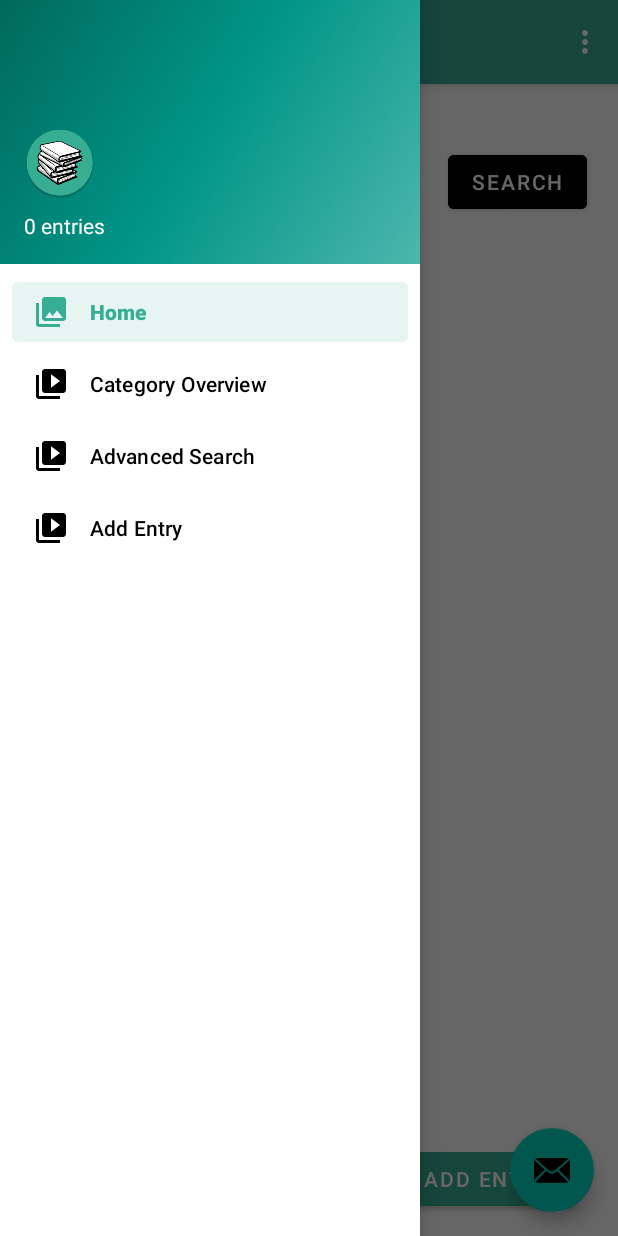
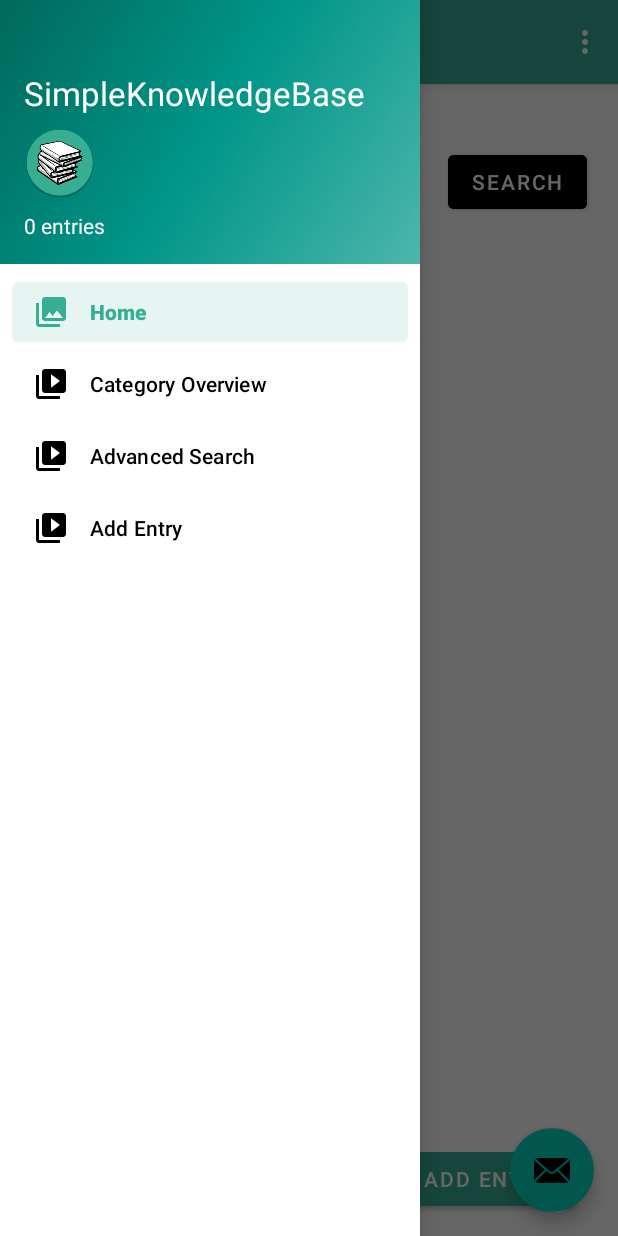
Before and after one commit to manuel-vna/SimpleKnowledgeBase, an Android app: the screen it shows after launch (MainActivity), with the side drawer open, on a phone screen of 412 x 824 dp. Run offline under Robolectric (Android 15) with nearby library versions, the phone set to English and light mode, and no system bars; our stand-ins replace Room's generated code, navigation-ui.

Commit message:
nav_header_main.xml, app name added to header of naivgation view

```diff
--- a/app/src/main/res/layout/nav_header_main.xml
+++ b/app/src/main/res/layout/nav_header_main.xml
@@ -11,6 +11,14 @@
     android:paddingRight="@dimen/activity_horizontal_margin"
     android:paddingBottom="@dimen/activity_vertical_margin"
     android:theme="@style/ThemeOverlay.AppCompat.Dark">
+
+    <TextView
+        android:id="@+id/nav_header_appname"
+        android:layout_width="match_parent"
+        android:layout_height="wrap_content"
+        android:paddingTop="@dimen/nav_header_vertical_spacing"
+        android:text="@string/app_name"
+        android:textAppearance="@style/TextAppearance.AppCompat.Large" />
 
     <ImageView
         android:id="@+id/imageView"
```
